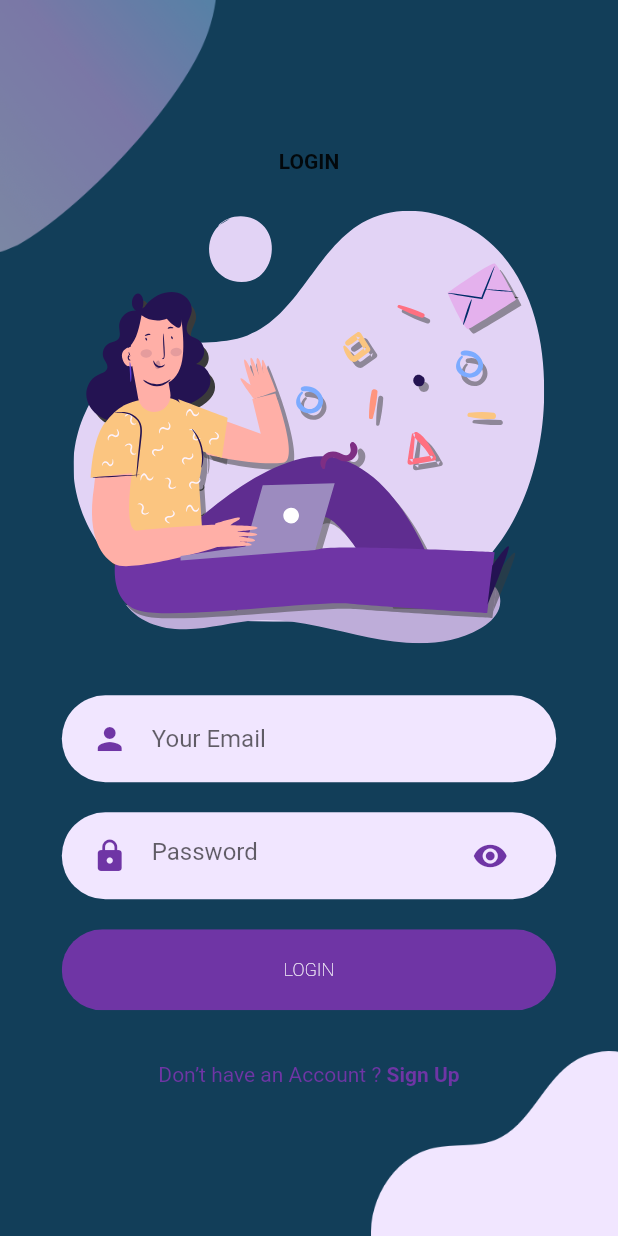
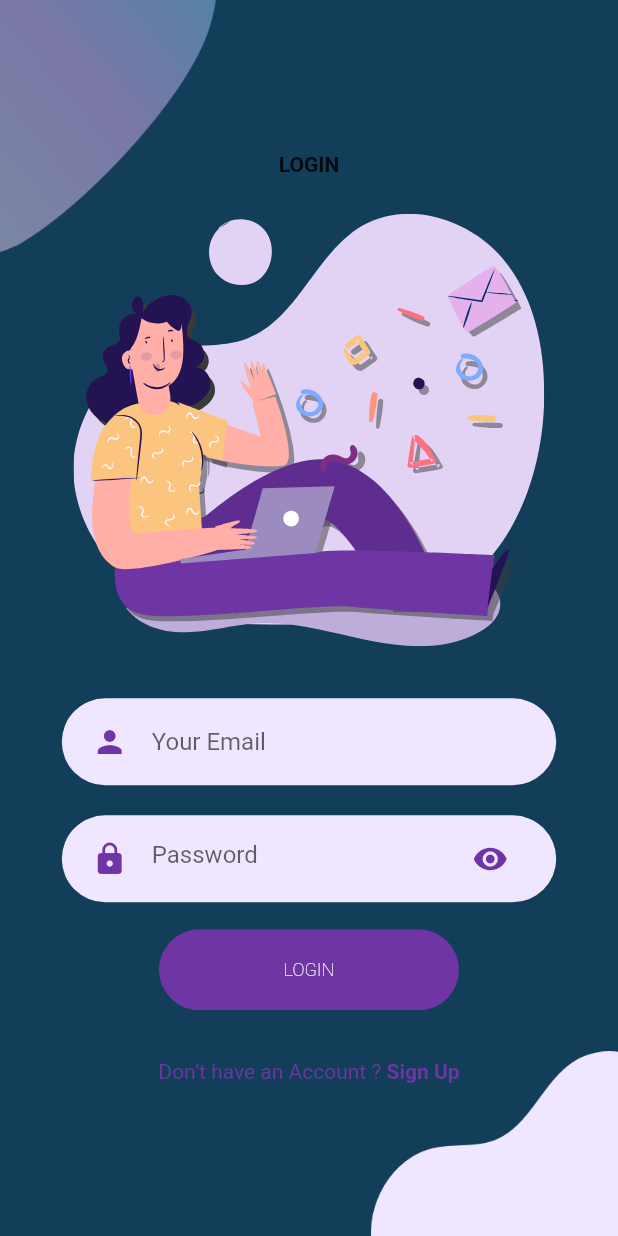
Before and after one commit to franco555/2021Caysa, a Flutter app: the screen it shows after launch, after a tap on "Iniciar", on a phone screen of 412 x 824 dp. Run offline on Flutter 3.47's test engine with Material 2 defaults, Android fonts, the phone set to English and light mode, and no system bars; our stand-ins replace fl_chart, flutter_svg.

Commit message:
Presentacion terminado

```diff
--- a/lib/Auth/components/rounded_bottom.dart
+++ b/lib/Auth/components/rounded_bottom.dart
@@ -21,8 +21,8 @@ class RoundedButton extends StatelessWidget {
   Widget build(BuildContext context) {
     Size size = MediaQuery.of(context).size;
     return Container(
-      margin: EdgeInsets.symmetric(vertical: 10),
-      width: size.width * 0.8,
+      margin: EdgeInsets.symmetric(vertical: 8),
+      width: 200.0,
       child: ClipRRect(
         borderRadius: BorderRadius.circular(29),
         child: FlatButton(
--- a/lib/Auth/presentation/Sc_Presentation.dart
+++ b/lib/Auth/presentation/Sc_Presentation.dart
@@ -4,7 +4,9 @@ class ScPresentation extends StatelessWidget {
   @override
   Widget build(BuildContext context) {
     return Scaffold(
-      body: ScBodyPresentation(),
+      body:SingleChildScrollView(
+         child:ScBodyPresentation(),
+      )
     );
   }
 }
--- a/lib/Auth/presentation/components/Sc_BodyPresentation.dart
+++ b/lib/Auth/presentation/components/Sc_BodyPresentation.dart
@@ -11,25 +11,20 @@ class ScBodyPresentation extends StatelessWidget {
   Widget build(BuildContext context) {
     Size size = MediaQuery.of(context).size;
     // This size provide us total height and width of our screen
-    return Background(
-      child: SingleChildScrollView(
-        child: Column(
+    return Background (
+          child: Column(
           mainAxisAlignment: MainAxisAlignment.center,
           children: <Widget>[
-            Text(
-              "Bienvenido!",
-              style: TextStyle(color: kTextColorVerdeAgua, fontSize: 26),
-            ),
-            SizedBox(height: size.height * 0.05),
             SvgPicture.asset(
               "assets/logo/logo_and_name_white.svg",
               height: size.width * 0.35,
             ),
-            SizedBox(height: size.height * 0.05),
+            SizedBox(height: 50.0,),
+
             RoundedButton(
               text:"Iniciar",
               sizeText: 18,
-              fw: FontWeight.w500,
+              fw: FontWeight.w400,
               color: kTextColorVerdeAgua,
               textColor: Colors.white,
               press: () {
@@ -61,8 +56,9 @@ class ScBodyPresentation extends StatelessWidget {
               },
             ),
           ],
+
         ),
-      ),
+
     );
   }
 }
--- a/lib/Auth/presentation/components/background.dart
+++ b/lib/Auth/presentation/components/background.dart
@@ -1,3 +1,4 @@
+import 'package:caysa2021/constants/constants.dart';
 import 'package:flutter/material.dart';
 
 class Background extends StatelessWidget {
@@ -10,31 +11,49 @@ class Background extends StatelessWidget {
   @override
   Widget build(BuildContext context) {
     Size size = MediaQuery.of(context).size;
-    return Container(
+    return Container(color: kStartBackgroundColor,
       height: size.height,
       width: double.infinity,
       child: Stack(
         alignment: Alignment.center,
         children: <Widget>[
-          /*Positioned(
+          Positioned(
             top: 0,
-            left: 0,
-            child: Image.asset(
-              "assets/images/main_top.png",
-              width: size.width * 0.3,
+            child:ClipPath(
+              clipper: ClippingPresentation(),
+                child: Container(
+                width: size.width,
+                height:size.height/2,
+                decoration: BoxDecoration(
+                  color: kStartBackground2Color,
+                )
+              ),
             ),
           ),
+
           Positioned(
-            bottom: 0,
-            left: 0,
-            child: Image.asset(
-              "assets/images/main_bottom.png",
-              width: size.width * 0.2,
-            ),
-          ),*/
-          child,
+            top: size.height/3,
+            child: child,
+          ),
         ],
       ),
     );
   }
 }
+
+
+class ClippingPresentation extends CustomClipper<Path>{
+  @override
+  Path getClip(Size size) {
+    var path = Path();
+    path.lineTo(0.0, size.height);
+    path.quadraticBezierTo(size.width /8, size.height/3,size.width / 2, size.height-380);
+    path.quadraticBezierTo(size.width/1.5, size.height/18, size.width, 0);
+    path.lineTo(size.width, 0.0);
+    path.close();
+    return path;
+  }
+
+  @override
+  bool shouldReclip(CustomClipper<Path> oldClipper) => false;
+}
--- a/lib/constants/constants.dart
+++ b/lib/constants/constants.dart
@@ -8,6 +8,8 @@ const kDefaultPaddin = 20.0;
 //Login
 
 const kStartBackgroundColor = Color(0xFF123E59);
+const kStartBackground2Color = Color(0xFF1C8C8C);
+
 
 const kTextColorVerdeMate=Color(0xFFB8D9C6);
 const kTextColorVerdeAgua=Color(0xFF49C6DE);
--- a/lib/main.dart
+++ b/lib/main.dart
@@ -1,4 +1,4 @@
-import 'package:caysa2021/Auth/presentation/Sc_Presentation.dart';
+import 'package:caysa2021/Auth/presentation/components/Sc_BodyPresentation.dart';
 import 'package:caysa2021/constants/constants.dart';
 import 'package:flutter/material.dart';
 void main() {
@@ -22,7 +22,7 @@ class _MyAppState extends State<MyApp> {
         primaryColor: kPrimaryColor,
         scaffoldBackgroundColor: kStartBackgroundColor,
       ),
-      home: ScPresentation(),
+      home: ScBodyPresentation(),
     );
   }
 }
--- a/pubspec.yaml
+++ b/pubspec.yaml
@@ -18,6 +18,8 @@ dependencies:
   cupertino_icons: ^1.0.0
   flutter_launcher_icons: "^0.8.0"
   flutter_svg: ^0.19.0
+  fl_chart: ^0.12.2
+  # fl_chart: ^0.9.3
 
 dev_dependencies:
   flutter_test:
```
Also changed, not shown: lib/components/charts/wg_linechart.dart (added, +47 -0 lines), lib/components/charts/wg_weekChart.dart (added, +75 -0 lines), lib/paginas/pruebas.dart (added, +16 -0 lines), assets/fondo/background.png (added), assets/logo/logo_and_name_black.png (deleted), assets/logo/logo_and_name_white.png (deleted), assets/logo/logo_black.png (deleted), assets/logo/logo_white.png (deleted), pubspec.lock.
